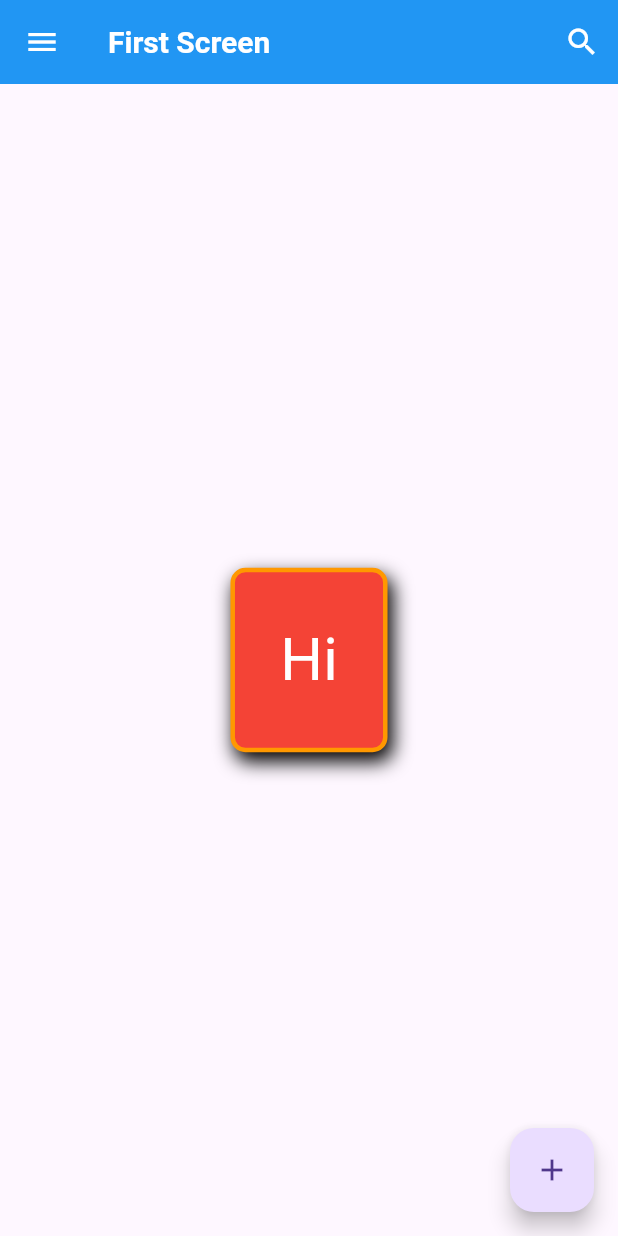
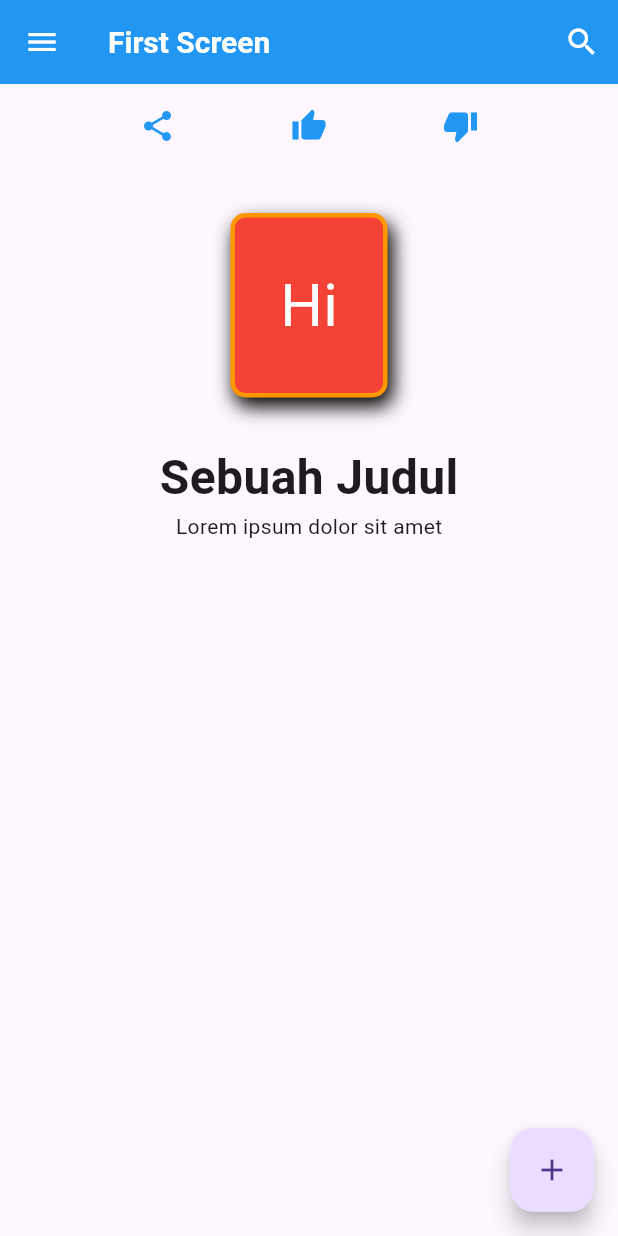
Before and after one commit to AsrulHidayat/flutter_app, a Flutter app: the screen it shows after launch, on a phone screen of 412 x 824 dp. Run offline on Flutter 3.47's test engine with Material 3 defaults, Android fonts, the phone set to English and light mode, and no system bars.

Commit message:
Belajar Row dan Column
Row tersusun secara horizontal sedangkan Column tersususn secara verrtikal

```diff
--- a/lib/main.dart
+++ b/lib/main.dart
@@ -13,15 +13,12 @@ class MyApp extends StatelessWidget {
         primarySwatch: Colors.blue,
         appBarTheme: const AppBarTheme(
           backgroundColor: Colors.blue,
-        )
         ),
-      home: const FirstScreen(),// Panggil FirstScreen di sini
-
+      ),
+      home: const FirstScreen(), // Panggil FirstScreen di sini
     );
   }
 }
-
-// Sekarang kita akan membuat scaffold yang terdiri atas AppBar, Body, dan FloatingActionButton yang merupakan kerangka atau widget penting dalam flutter, sebenarnya masih banyak tapi 3 komponen ini adalah yang paling utama.
 
 class FirstScreen extends StatelessWidget {
   const FirstScreen({Key? key}) : super(key: key);
@@ -29,9 +26,9 @@ class FirstScreen extends StatelessWidget {
   @override
   Widget build(BuildContext context) {
     return Scaffold(
-      appBar: AppBar( // Membuat AppBar yang berada paling atas aplikasi
+      appBar: AppBar(
         title: const Text('First Screen'),
-        titleTextStyle: const TextStyle(color: Colors.white, fontSize: 20, fontWeight: FontWeight.bold ),
+        titleTextStyle: const TextStyle(color: Colors.white, fontSize: 20, fontWeight: FontWeight.bold),
         actions: <Widget>[
           IconButton(
             icon: const Icon(
@@ -39,7 +36,7 @@ class FirstScreen extends StatelessWidget {
               color: Colors.white,
             ),
             onPressed: () {},
-          )
+          ),
         ],
         leading: IconButton(
           icon: const Icon(
@@ -49,22 +46,28 @@ class FirstScreen extends StatelessWidget {
           onPressed: () {},
         ),
       ),
-      body: Center( // Penambahan Body, Badan Aplikasi
+      body: Column( // Menggunakan Column untuk menempatkan widget secara vertikal
+        mainAxisAlignment: MainAxisAlignment.start, // Menyusun secara vertikal ke atas
+        children: <Widget>[
 
-        // Saatnya belajar container, Container adalah widget yang digunakan untuk melakukan styling, membuat sebuah shape (bentuk), dan layout pada widget child-nya.
-        child: Container(
-          color: Colors.transparent, // Pastikan latar belakang container tetap transparan
-          child: Align(
-            alignment: Alignment.topLeft, // Posisikan teks di pojok kiri atas
+          Padding(
+              padding: const EdgeInsets.all(16.0),
+              child: Row( // Row di atas Container
+                mainAxisAlignment: MainAxisAlignment.spaceEvenly, // Menyusun item di dalam Row ke tengah
+                children: const <Widget>[
+                  Icon(Icons.share, color: Colors.blue),
+                  Icon(Icons.thumb_up, color: Colors.blue),
+                  Icon(Icons.thumb_down,color: Colors.blue),
+              ],
+            ),
+          ),
 
-            // Widget Center, merupakan sebuah widget yang digunakan untuk membuat suatu widget berada pada posisi tengah.
-            child: Center(
-            child: Container(
+          const SizedBox(height: 20), // Memberikan jarak antara Row dan Container
 
-              // Mengenal decoration, Decoration merupakan bagian dari Container untuk styling. Pada decoration kita dapat menentukan warna background (solid/gradient color), shadow, border, border radius (membulatkan sudut), mengatur shape (bentuk), dan lain-lain.
-              decoration: BoxDecoration(
-                color: Colors.red,
-                // shape: BoxShape.circle,
+          // Container yang ada sebelumnya
+          Container(
+            decoration: BoxDecoration( // Gunakan BoxDecoration untuk styling
+              color: Colors.red, // Tentukan warna dalam BoxDecoration
               border: Border.all(color: Colors.orange, width: 3),
               borderRadius: BorderRadius.circular(10),
               boxShadow: const [
@@ -72,35 +75,36 @@ class FirstScreen extends StatelessWidget {
                   color: Colors.black,
                   offset: Offset(3, 6),
                   blurRadius: 10,
-                  )
-                ]
                 ),
-
-              // width: 80,
-              // height: 80, // width dan height ialah container dalam teks
-              // padding: const EdgeInsets.all(10), // Memberikan ruang di sekitar teks
-
-              margin: const EdgeInsets.all(10), // Memberikan Ruang terluar di atas lapisan dari padding
-
-              // Di bawah ini adalah widget padding, widget Padding merupakan sebuah widget yang khusus untuk memberikan padding pada suatu widget.
-
-              child: Padding(
+              ],
+            ),
+            margin: const EdgeInsets.all(10),
             padding: const EdgeInsets.all(30),
             child: const Text(
               'Hi',
               style: TextStyle(
                 fontSize: 40,
-                  color: Colors.white, // Warna teks tetap putih
-                ),
-              ),
-              ),
-            ),
-          ),
+                color: Colors.white,
               ),
             ),
           ),
 
-      floatingActionButton: FloatingActionButton( // ingat awalan huruf kecil atau camelCase menandakan kalau itu adalah property. Sedangkan awalan kapital menandakan bahwa itu adalah Class.
+          const SizedBox(height: 20), // Memberikan jarak antara Container dan Row berikutnya
+
+          Column(
+            children: const <Widget>[
+              Text(
+                'Sebuah Judul',
+                style: TextStyle(fontSize: 32, fontWeight: FontWeight.bold),
+              ),
+              Text('Lorem ipsum dolor sit amet'),
+            ],
+          )
+
+        ],
+      ),
+
+      floatingActionButton: FloatingActionButton(
         child: const Icon(Icons.add),
         onPressed: () {},
       ),
```
Lines whose indentation alone changed are shown as unchanged.
